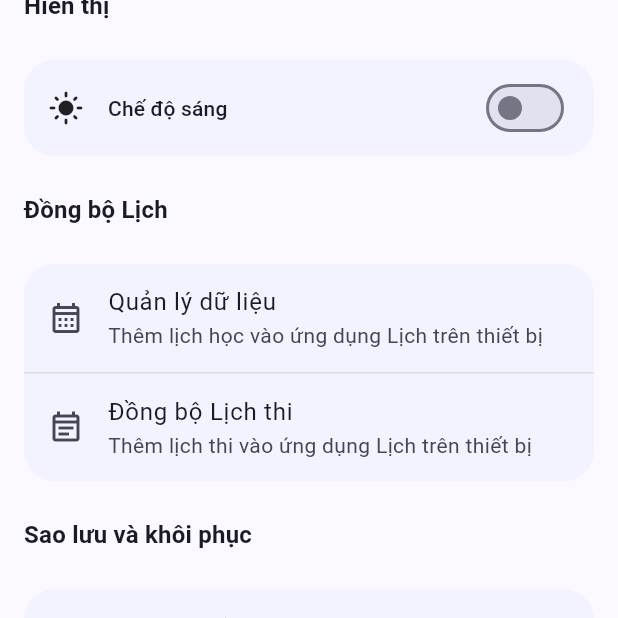
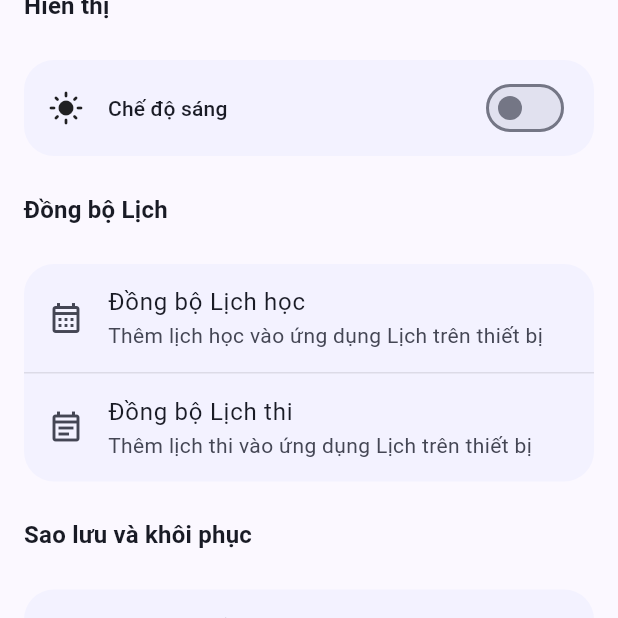
Before and after one commit to Duy-Thanh/tlucalendar, a Flutter app: the screen it shows after launch, item 4 of the bottom bar chosen, scrolled down 576 dp, on a phone screen of 412 x 824 dp, the top half of it. Run offline on Flutter 3.47's test engine with Material 3 defaults, Android fonts, the phone set to English and light mode, and no system bars; our stand-ins replace dartz, device_info_plus, dio, equatable, file_picker, flutter_local_notifications and 11 more; missing offline and left inert: android_alarm_manager_plus, dart:ffi, device_calendar, sqlite3; accounts and stored records are empty.

Commit message:
[release] Bump version to 2025.12.31 - Happy New Year!

```diff
--- a/lib/screens/settings_screen.dart
+++ b/lib/screens/settings_screen.dart
@@ -402,7 +402,7 @@ class SettingsScreen extends StatelessWidget {
                   builder: (context, scheduleProvider, _) {
                     return ListTile(
                       leading: const Icon(Icons.calendar_month_outlined),
-                      title: const Text('Quản lý dữ liệu'),
+                      title: const Text('Đồng bộ Lịch học'),
                       subtitle: const Text(
                         'Thêm lịch học vào ứng dụng Lịch trên thiết bị',
                       ),
```
